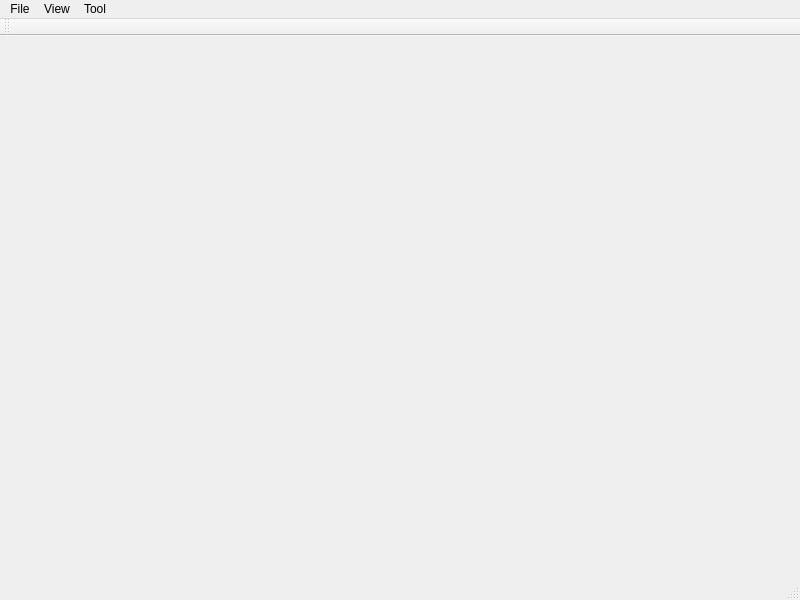
First picture: the form in CGAShapeGrammar/MainWindow.ui, repository gnishida/CGAShapeGrammarForBuildingMCTS, before the edit.
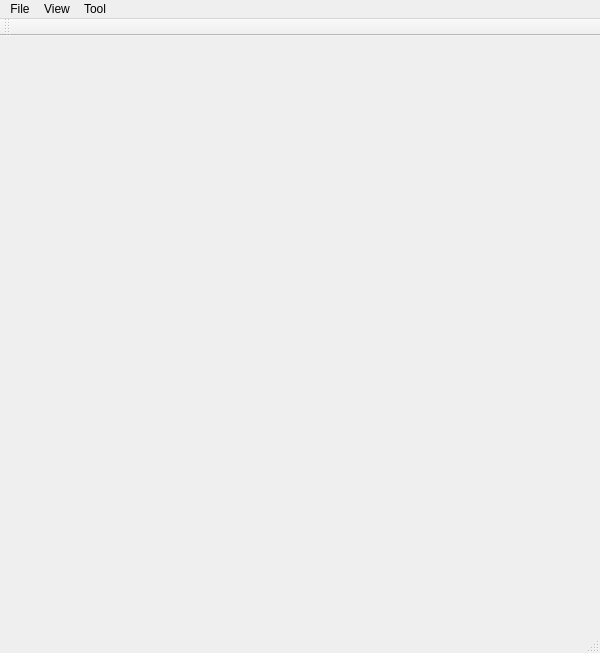
Second picture: the form after the edit.

Diff of the .ui file:
```diff
--- a/CGAShapeGrammar/MainWindow.ui
+++ b/CGAShapeGrammar/MainWindow.ui
@@ -6,8 +6,8 @@
    <rect>
     <x>0</x>
     <y>0</y>
-    <width>800</width>
-    <height>600</height>
+    <width>600</width>
+    <height>653</height>
    </rect>
   </property>
   <property name="windowTitle">
@@ -19,7 +19,7 @@
     <rect>
      <x>0</x>
      <y>0</y>
-     <width>800</width>
+     <width>600</width>
      <height>21</height>
     </rect>
    </property>
```
